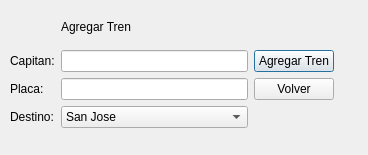
Above: vagregartren.ui from AndyMadgar/Progra1-Datos before the change. Below: the same form after it.
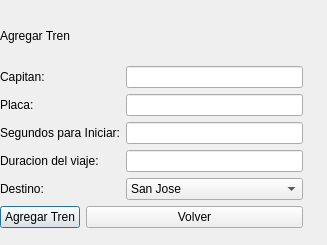
That is the form after the change.

The edit to the form file:
```diff
--- a/vagregartren.ui
+++ b/vagregartren.ui
@@ -6,24 +6,24 @@
    <rect>
     <x>0</x>
     <y>0</y>
-    <width>368</width>
-    <height>155</height>
+    <width>327</width>
+    <height>245</height>
    </rect>
   </property>
   <property name="windowTitle">
    <string>Dialog</string>
   </property>
-  <widget class="QWidget" name="layoutWidget">
+  <widget class="QWidget" name="">
    <property name="geometry">
     <rect>
-     <x>10</x>
-     <y>10</y>
-     <width>324</width>
-     <height>118</height>
+     <x>0</x>
+     <y>11</y>
+     <width>303</width>
+     <height>217</height>
     </rect>
    </property>
    <layout class="QGridLayout" name="gridLayout">
-    <item row="0" column="1" colspan="2">
+    <item row="0" column="0" colspan="2">
      <widget class="QLabel" name="label">
       <property name="text">
        <string>Agregar Tren</string>
@@ -37,41 +37,47 @@
       </property>
      </widget>
     </item>
-    <item row="1" column="1">
-     <widget class="QLineEdit" name="txfCapitan"/>
-    </item>
     <item row="1" column="2">
-     <widget class="QPushButton" name="btnAgregar">
-      <property name="text">
-       <string>Agregar Tren</string>
-      </property>
-     </widget>
+     <widget class="QLineEdit" name="txfCapitan"/>
     </item>
-    <item row="2" column="0">
+    <item row="2" column="0" colspan="2">
      <widget class="QLabel" name="label_3">
       <property name="text">
        <string>Placa:</string>
       </property>
      </widget>
     </item>
-    <item row="2" column="1">
-     <widget class="QLineEdit" name="txfPlaca"/>
-    </item>
     <item row="2" column="2">
-     <widget class="QPushButton" name="btnVolver">
+     <widget class="QLineEdit" name="txfPlaca"/>
+    </item>
+    <item row="3" column="0" colspan="2">
+     <widget class="QLabel" name="label_5">
       <property name="text">
-       <string>Volver</string>
+       <string>Segundos para Iniciar:</string>
       </property>
      </widget>
     </item>
-    <item row="3" column="0">
+    <item row="3" column="2">
+     <widget class="QLineEdit" name="txfInicio"/>
+    </item>
+    <item row="4" column="0" colspan="2">
+     <widget class="QLabel" name="label_6">
+      <property name="text">
+       <string>Duracion del viaje:</string>
+      </property>
+     </widget>
+    </item>
+    <item row="4" column="2">
+     <widget class="QLineEdit" name="txfFin"/>
+    </item>
+    <item row="5" column="0" colspan="2">
      <widget class="QLabel" name="label_4">
       <property name="text">
        <string>Destino:</string>
       </property>
      </widget>
     </item>
-    <item row="3" column="1">
+    <item row="5" column="2">
      <widget class="QComboBox" name="cbxDestino">
       <item>
        <property name="text">
@@ -110,6 +116,20 @@
       </item>
      </widget>
     </item>
+    <item row="6" column="0">
+     <widget class="QPushButton" name="btnAgregar">
+      <property name="text">
+       <string>Agregar Tren</string>
+      </property>
+     </widget>
+    </item>
+    <item row="6" column="1" colspan="2">
+     <widget class="QPushButton" name="btnVolver">
+      <property name="text">
+       <string>Volver</string>
+      </property>
+     </widget>
+    </item>
    </layout>
   </widget>
  </widget>
```
